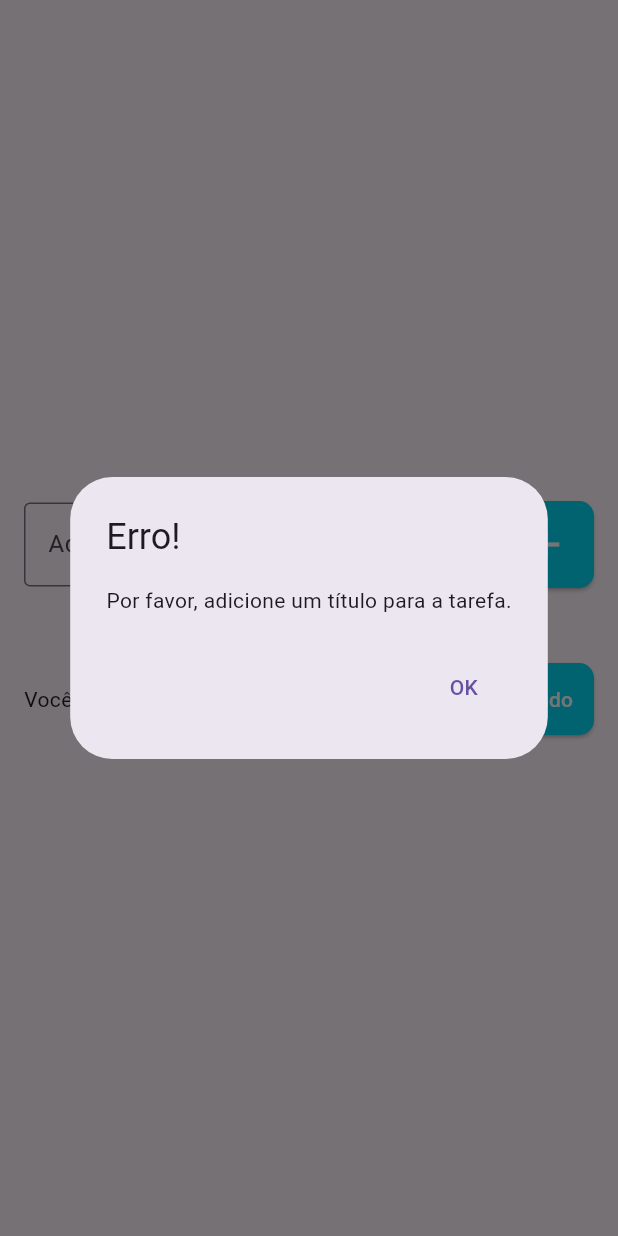
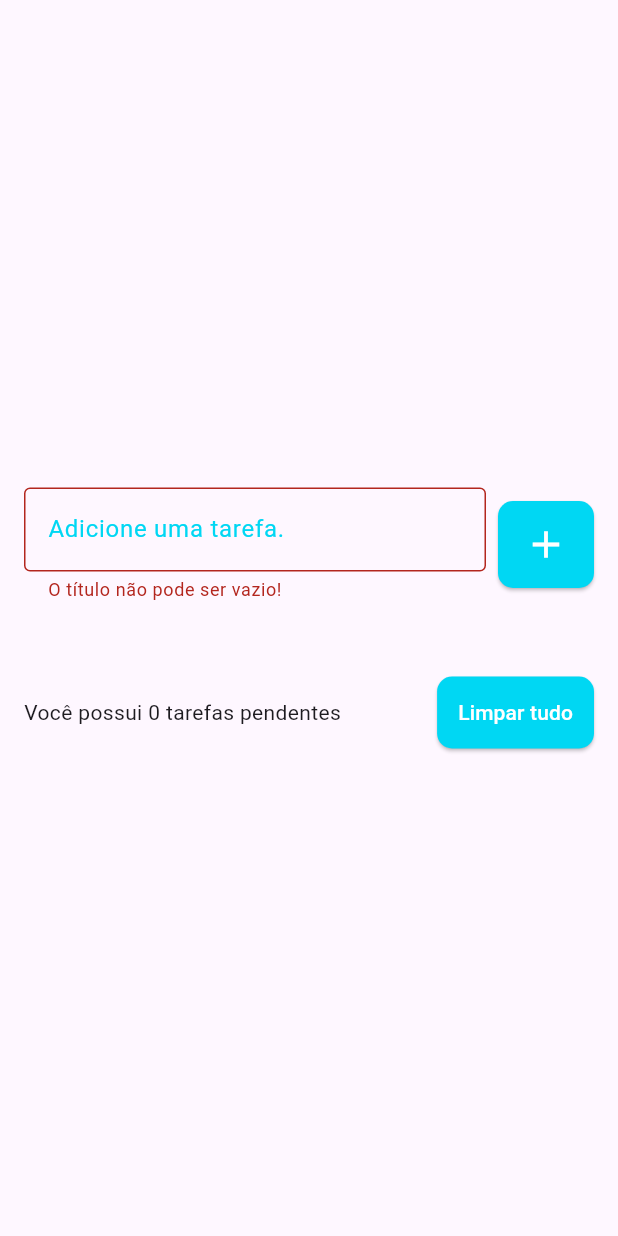
Before and after one commit to William-Schwarz/Lista-de-Tarefas, a Flutter app: the screen it shows after launch, after a tap on the "add" icon, on a phone screen of 412 x 824 dp. Run offline on Flutter 3.47's test engine with Material 3 defaults, Android fonts, the phone set to English and light mode, and no system bars; our stand-ins replace flutter_slidable, shared_preferences.

Commit message:
save list

```diff
--- a/lista_tarefas/lib/models/todo.dart
+++ b/lista_tarefas/lib/models/todo.dart
@@ -1,17 +1,21 @@
 import 'package:intl/intl.dart';
 
 class Todo {
-  Todo({required this.title, required DateTime dateTime})
-      : dateTime = dateTime.toLocal();
+  Todo({required this.title, required this.dateTime});
 
   String title;
   DateTime dateTime;
 
-  String formattedDateTime() {
-    return DateFormat('dd/MM/yyyy - HH:mm').format(dateTime);
-  }
+  Todo.fromJson(Map<String, dynamic> json)
+      : title = json['title'] ?? '',
+        dateTime = json['dateTime'] != null
+            ? DateFormat('dd/MM/yyyy HH:mm').parse(json['dateTime'])
+            : DateTime.now();
 
-  bool isValid() {
-    return title.isNotEmpty;
+  Map<String, dynamic> toJson() {
+    return {
+      'title': title,
+      'dateTime': DateFormat('dd/MM/yyyy HH:mm').format(dateTime),
+    };
   }
 }
--- a/lista_tarefas/lib/pages/todo_list_page.dart
+++ b/lista_tarefas/lib/pages/todo_list_page.dart
@@ -1,5 +1,6 @@
 import 'package:flutter/material.dart';
 import 'package:lista_tarefas/models/todo.dart';
+import 'package:lista_tarefas/repositories/todo_repository.dart';
 import 'package:lista_tarefas/widgets/todo_list_item.dart';
 
 class ListaTarefasPage extends StatefulWidget {
@@ -11,10 +12,22 @@ class ListaTarefasPage extends StatefulWidget {
 
 class _ListaTarefasPageState extends State<ListaTarefasPage> {
   final TextEditingController todoController = TextEditingController();
+  final TodoRepository todoRepository = TodoRepository();
 
   List<Todo> todos = [];
   Todo? deletedTodo;
   int? deletedTodoPos;
+  String? errorText;
+
+  @override
+  void initState() {
+    super.initState();
+    todoRepository.getTodoList().then((value) {
+      setState(() {
+        todos = value;
+      });
+    });
+  }
 
   @override
   Widget build(BuildContext context) {
@@ -31,14 +44,24 @@ class _ListaTarefasPageState extends State<ListaTarefasPage> {
                     Expanded(
                       child: TextField(
                         controller: todoController,
-                        decoration: const InputDecoration(
-                          border: OutlineInputBorder(
+                        decoration: InputDecoration(
+                          border: const OutlineInputBorder(
                             borderSide: BorderSide(
                               color: Color(0xff00d7f3),
                             ),
                           ),
                           labelText: 'Adicione uma tarefa.',
                           hintText: 'Ex: Estudar Flutter',
+                          errorText: errorText,
+                          focusedBorder: const OutlineInputBorder(
+                            borderSide: BorderSide(
+                              color: Color(0xff00d7f3),
+                              width: 2,
+                            ),
+                          ),
+                          labelStyle: const TextStyle(
+                            color: Color(0xff00d7f3),
+                          ),
                         ),
                       ),
                     ),
@@ -46,31 +69,22 @@ class _ListaTarefasPageState extends State<ListaTarefasPage> {
                     ElevatedButton(
                       onPressed: () {
                         String text = todoController.text;
-                        if (text.isNotEmpty) {
+                        if (text.isEmpty) {
                           setState(() {
-                            Todo newTodo = Todo(
-                              title: text,
-                              dateTime: DateTime.now(),
-                            );
-                            todos.add(newTodo);
+                            errorText = 'O título não pode ser vazio!';
                           });
-                          todoController.clear();
-                        } else {
-                          showDialog(
-                            context: context,
-                            builder: (context) => AlertDialog(
-                              title: const Text('Erro!'),
-                              content: const Text(
-                                  'Por favor, adicione um título para a tarefa.'),
-                              actions: [
-                                TextButton(
-                                  onPressed: () => Navigator.pop(context),
-                                  child: const Text('OK'),
-                                ),
-                              ],
-                            ),
+                          return;
+                        }
+                        setState(() {
+                          Todo newTodo = Todo(
+                            title: text,
+                            dateTime: DateTime.now(),
                           );
-                        }
+                          todos.add(newTodo);
+                          errorText = null;
+                        });
+                        todoController.clear();
+                        todoRepository.saveTodoList(todos);
                       },
                       style: ElevatedButton.styleFrom(
                         shape: RoundedRectangleBorder(
@@ -148,6 +162,7 @@ class _ListaTarefasPageState extends State<ListaTarefasPage> {
     setState(() {
       todos.remove(todo);
     });
+    todoRepository.saveTodoList(todos);
 
     ScaffoldMessenger.of(context).clearSnackBars();
     ScaffoldMessenger.of(context).showSnackBar(
@@ -167,6 +182,7 @@ class _ListaTarefasPageState extends State<ListaTarefasPage> {
                 todos.insert(deletedTodoPos!, deletedTodo!);
               },
             );
+            todoRepository.saveTodoList(todos);
           },
         ),
         duration: const Duration(seconds: 5),
@@ -210,5 +226,6 @@ class _ListaTarefasPageState extends State<ListaTarefasPage> {
     setState(() {
       todos.clear();
     });
+    todoRepository.saveTodoList(todos);
   }
 }
--- /dev/null
+++ b/lista_tarefas/lib/repositories/todo_repository.dart
@@ -0,0 +1,23 @@
+import 'package:lista_tarefas/models/todo.dart';
+import 'package:shared_preferences/shared_preferences.dart';
+import 'dart:convert';
+
+const todoListKey = 'todo_list';
+
+class TodoRepository {
+  late SharedPreferences sharedPreferences;
+
+  Future<List<Todo>> getTodoList() async {
+    sharedPreferences = await SharedPreferences.getInstance();
+    final String jsonString = sharedPreferences.getString(todoListKey) ?? '[]';
+    final List jsonDecoded = jsonDecode(jsonString) as List;
+    return jsonDecoded.map((e) => Todo.fromJson(e)).toList();
+  }
+
+  void saveTodoList(List<Todo> todos) {
+    final List<Map<String, dynamic>> jsonList =
+        todos.map((todo) => todo.toJson()).toList();
+    final String jsonString = json.encode(jsonList);
+    sharedPreferences.setString(todoListKey, jsonString);
+  }
+}
--- a/lista_tarefas/lib/widgets/todo_list_item.dart
+++ b/lista_tarefas/lib/widgets/todo_list_item.dart
@@ -43,7 +43,7 @@ class TodoListItem extends StatelessWidget {
             crossAxisAlignment: CrossAxisAlignment.stretch,
             children: [
               Text(
-                todo.formattedDateTime(),
+                todo.dateTime.toString(),
                 style: const TextStyle(
                   fontSize: 12,
                 ),
--- a/lista_tarefas/pubspec.yaml
+++ b/lista_tarefas/pubspec.yaml
@@ -30,13 +30,12 @@ environment:
 dependencies:
   flutter:
     sdk: flutter
-
-
   # The following adds the Cupertino Icons font to your application.
   # Use with the CupertinoIcons class for iOS style icons.
   cupertino_icons: ^1.0.2
   intl: ^0.19.0
   flutter_slidable: ^3.0.1
+  shared_preferences: ^2.2.2
 
 dev_dependencies:
   flutter_test:
```
Also changed, not shown: lista_tarefas/pubspec.lock, 1 other file.
